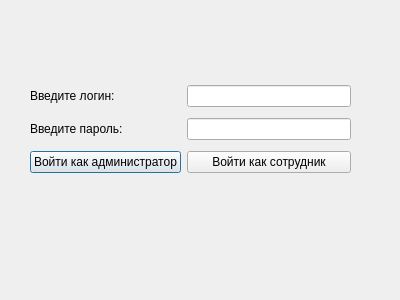
Above: LoginForm.ui from Toxicattack4up/QtProjectKRApteka before the change. Below: the same form after it.
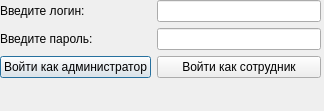
That is the form after the change.

Diff of the .ui file:
```diff
--- a/LoginForm.ui
+++ b/LoginForm.ui
@@ -6,20 +6,20 @@
    <rect>
     <x>0</x>
     <y>0</y>
-    <width>400</width>
-    <height>300</height>
+    <width>324</width>
+    <height>111</height>
    </rect>
   </property>
   <property name="windowTitle">
    <string>Dialog</string>
   </property>
-  <widget class="QWidget" name="">
+  <widget class="QWidget" name="layoutWidget">
    <property name="geometry">
     <rect>
-     <x>30</x>
-     <y>80</y>
+     <x>0</x>
+     <y>0</y>
      <width>321</width>
-     <height>101</height>
+     <height>108</height>
     </rect>
    </property>
    <layout class="QGridLayout" name="gridLayout">
@@ -61,6 +61,16 @@
       </property>
      </widget>
     </item>
+    <item row="3" column="0" colspan="2">
+     <widget class="QLabel" name="Operation">
+      <property name="text">
+       <string/>
+      </property>
+      <property name="alignment">
+       <set>Qt::AlignmentFlag::AlignCenter</set>
+      </property>
+     </widget>
+    </item>
    </layout>
   </widget>
  </widget>
```
Left out of the diff: 34 changed lines with no effect on the pictures.
